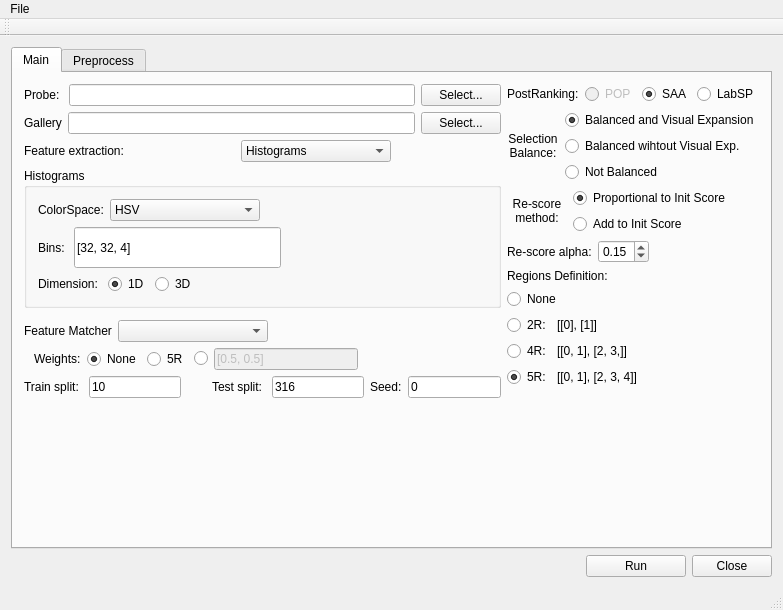
Qt form gui/mainwindow.ui (Luigolas/PyReID) before a commit.
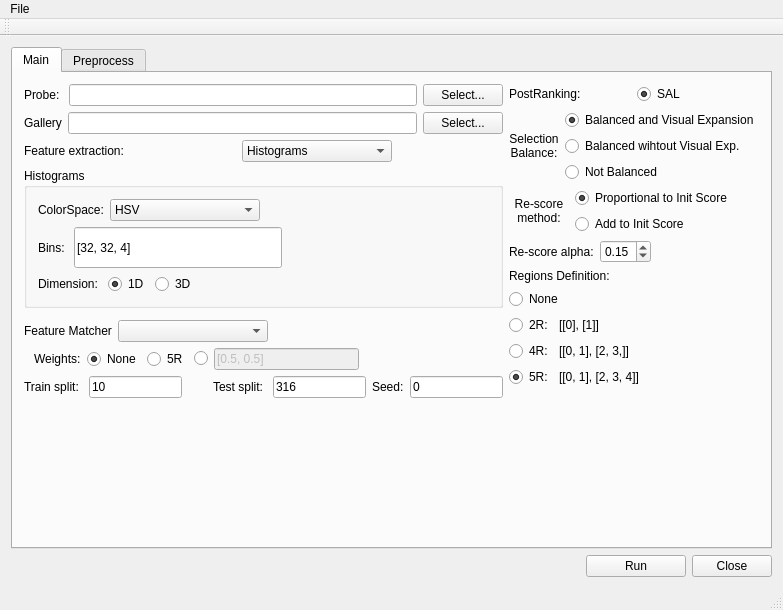
The same form after that commit.

What changed in the file:
```diff
--- a/gui/mainwindow.ui
+++ b/gui/mainwindow.ui
@@ -524,23 +524,10 @@
                 </property>
                </widget>
               </item>
-              <item>
-               <widget class="QRadioButton" name="radioButton_2">
-                <property name="enabled">
-                 <bool>false</bool>
-                </property>
-                <property name="text">
-                 <string>POP</string>
-                </property>
-                <attribute name="buttonGroup">
-                 <string notr="true">buttonGroupPostRankingMethod</string>
-                </attribute>
-               </widget>
-              </item>
               <item>
                <widget class="QRadioButton" name="SAAradioButton">
                 <property name="text">
-                 <string>SAA</string>
+                 <string>SAL</string>
                 </property>
                 <property name="checked">
                  <bool>true</bool>
@@ -550,19 +537,6 @@
                 </attribute>
                </widget>
               </item>
-              <item>
-               <widget class="QRadioButton" name="LabSPradioButton">
-                <property name="text">
-                 <string>LabSP</string>
-                </property>
-                <property name="checked">
-                 <bool>false</bool>
-                </property>
-                <attribute name="buttonGroup">
-                 <string notr="true">buttonGroupPostRankingMethod</string>
-                </attribute>
-               </widget>
-              </item>
              </layout>
             </item>
             <item>
```
Left out of the diff: 6 changed lines with no effect on the pictures.
